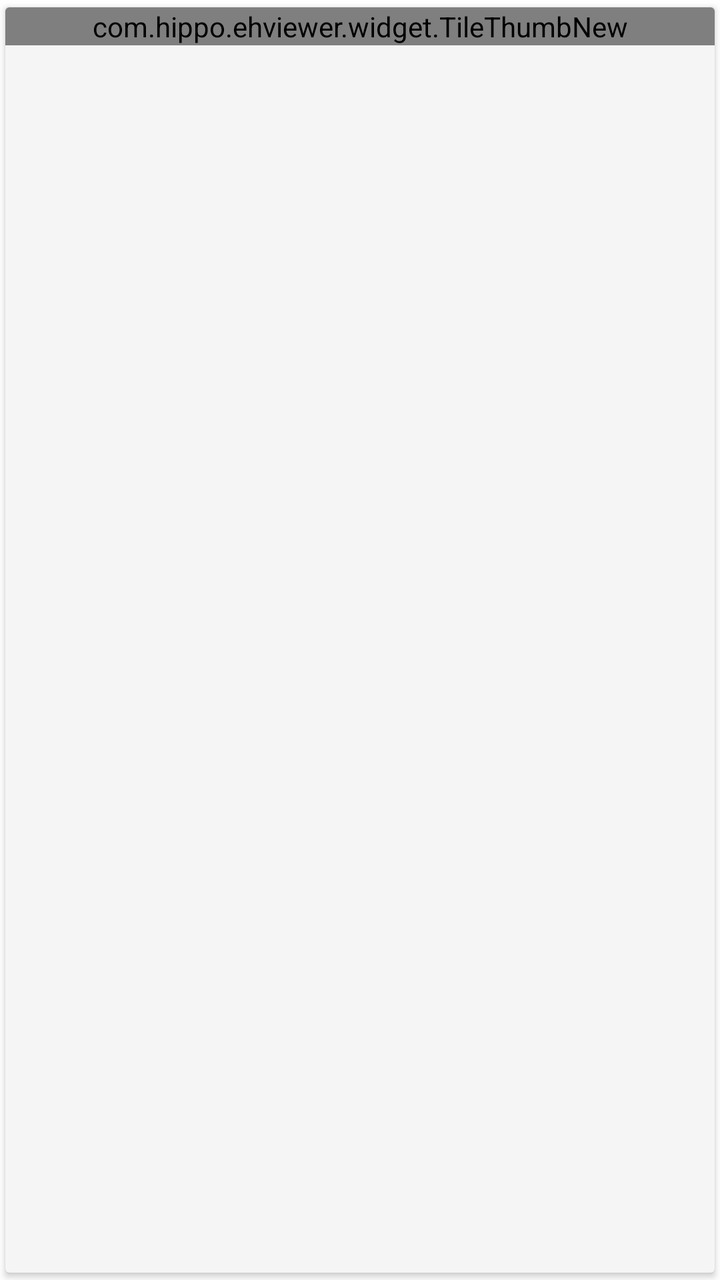
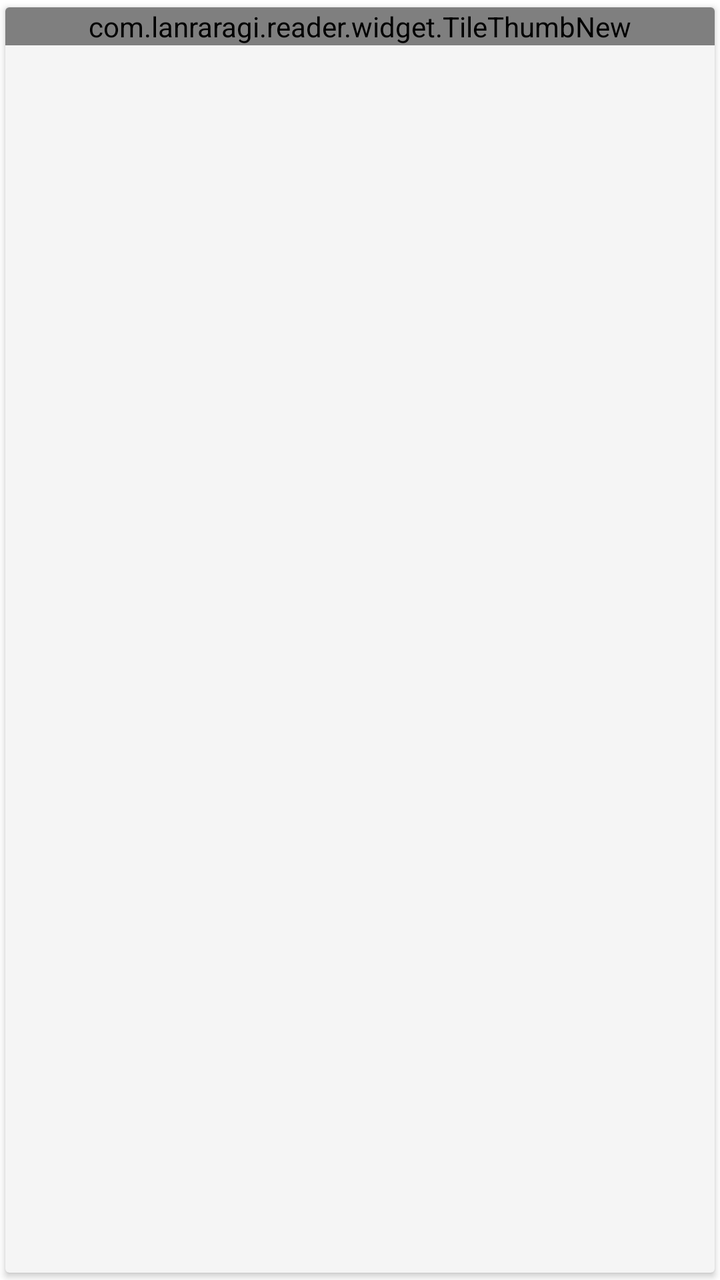

Compare the two renders of this Android layout. The source of the first and the diff that turns it into the second are given below.
<!-- AndroidManifest.xml: application theme AppTheme -->
<!-- res/layout/item_gallery_grid_new.xml -->
<?xml version="1.0" encoding="utf-8"?>
<androidx.cardview.widget.CardView
    xmlns:android="http://schemas.android.com/apk/res/android"
    xmlns:app="http://schemas.android.com/apk/res-auto"
    android:layout_width="match_parent"
    android:layout_height="wrap_content"
    android:layout_margin="2dp"
    style="@style/CardView.Normal">

    <com.hippo.ehviewer.widget.TileThumbNew
        android:id="@+id/thumb_new"
        android:layout_width="match_parent"
        android:layout_height="wrap_content"
        android:scaleType="centerCrop"
        android:foreground="@drawable/tile_background"
        app:retryType="none"/>

    <TextView
        android:id="@+id/category"
        android:layout_width="32dp"
        android:layout_height="24dp"
        android:layout_gravity="top|end"/>

    <TextView
        xmlns:tools="http://schemas.android.com/tools"
        android:id="@+id/simple_language"
        android:layout_width="wrap_content"
        android:layout_height="wrap_content"
        android:layout_gravity="top|end"
        android:layout_marginEnd="2dp"
        android:textSize="10dp"
        android:textColor="@android:color/white"
        android:textStyle="bold"
        tools:ignore="SpUsage"/>

</androidx.cardview.widget.CardView>
<!-- resources referenced by this layout -->
<resources>
  <!-- drawable tile_background (drawable) -->
  <?xml version="1.0" encoding="utf-8"?>
  <selector
      xmlns:android="http://schemas.android.com/apk/res/android">
  
      <item android:state_activated="true" android:drawable="@drawable/tile_background_activated"/>
      <item android:drawable="@drawable/transparent"/>
  
  </selector>
  <style name="AppTheme" parent="BaseTheme">
          <item name="android:windowBackground">@color/white</item>
      </style>
  <color name="white">#ffffffff</color>
  <color name="colorPrimary">@color/teal_500</color>
  <color name="popupWindow_background_light">#ffF2F2F2</color>
  <style name="ThemeChangeButtonStyleLight" parent="@style/Widget.AppCompat.Button.Borderless.Colored">
          <item name="textColor">@color/colorAccent</item>
          <item name="backgroundColor">@color/white</item>
      </style>
  <color name="colorPrimaryDark">@color/teal_700</color>
  <color name="colorAccent">@color/purple_a200</color>
  <style name="ActionBarStyle" parent="@style/Widget.AppCompat.ActionBar.Solid">
          <item name="background">?attr/toolbarColor</item>
      </style>
  <color name="divider_light">#20000000</color>
  <color name="loading_indicator_blue">#ff1d87e4</color>
  <color name="primary_drawable_light">#8a000000</color>
  <color name="secondary_drawable_light">#42000000</color>
  <color name="content_light">@color/grey_100</color>
  <color name="progress_light">@color/colorAccent</color>
  <color name="guide_bg">#e5009688</color>
  <color name="tag_group_background_light">@color/colorAccent</color>
  <color name="tag_background_light">@color/colorPrimary</color>
  <color name="lrr_server_badge_0_bg_light">#FBF3DB</color>
  <color name="lrr_server_badge_1_bg_light">#FAEBDD</color>
  <color name="lrr_server_badge_2_bg_light">#FBE4E4</color>
  <color name="lrr_server_badge_3_bg_light">#DDEBF1</color>
  <color name="lrr_server_badge_4_bg_light">#DDEDEA</color>
  <color name="lrr_server_badge_5_bg_light">#EAE4F2</color>
  <color name="lrr_server_badge_6_bg_light">#F4DFEB</color>
  <color name="lrr_server_badge_7_bg_light">#F4EEEE</color>
  <color name="lrr_server_badge_0_fg_light">#B17C00</color>
  <color name="lrr_server_badge_1_fg_light">#B05300</color>
  <color name="lrr_server_badge_2_fg_light">#C0392B</color>
  <color name="lrr_server_badge_3_fg_light">#0B6E99</color>
  <color name="lrr_server_badge_4_fg_light">#0F7B6C</color>
  <color name="lrr_server_badge_5_fg_light">#6940A5</color>
  <color name="lrr_server_badge_6_fg_light">#AD1A72</color>
  <color name="lrr_server_badge_7_fg_light">#6B4D3E</color>
  <color name="lrr_server_active_row_bg_light">#1F009688</color>
  <color name="teal_700">#ff00796b</color>
  <color name="gallery_detail_button_background_light">@color/grey_100</color>
  <!-- drawable preference_header_background_light (drawable) -->
  <?xml version="1.0" encoding="utf-8"?>
  <selector xmlns:android="http://schemas.android.com/apk/res/android">
  
      <item android:state_activated="true" android:drawable="@drawable/grey_200"/>
      <item android:drawable="@drawable/transparent"/>
  
  </selector>
  <!-- drawable divider_gallery_detail_light (drawable) -->
  <?xml version="1.0" encoding="utf-8"?>
  <shape
      xmlns:android="http://schemas.android.com/apk/res/android">
  
      <solid
          android:color="@color/divider_light"/>
  
      <size
          android:height="1dp"/>
  
  </shape>
  <color name="colorLimitCountBg">#ff009688</color>
  <color name="shape_color_limits">@color/teal_500</color>
  <color name="home_shadow_color">@color/grey_350</color>
  <color name="icon_color">@color/grey_100</color>
  <color name="teal_500">#ff009688</color>
  <color name="purple_a200">#ffe040fb</color>
  <color name="grey_100">#fff5f5f5</color>
  <color name="grey_350">#ffcfcfcf</color>
  <!-- unchanged entries left out for length: 2 -->
</resources>

<!-- the commit's change to res/layout/item_gallery_grid_new.xml (unified diff, before → after) -->
@@ -7,7 +7,7 @@
     android:layout_margin="2dp"
     style="@style/CardView.Normal">
 
-    <com.hippo.ehviewer.widget.TileThumbNew
+    <com.lanraragi.reader.widget.TileThumbNew
         android:id="@+id/thumb_new"
         android:layout_width="match_parent"
         android:layout_height="wrap_content"
